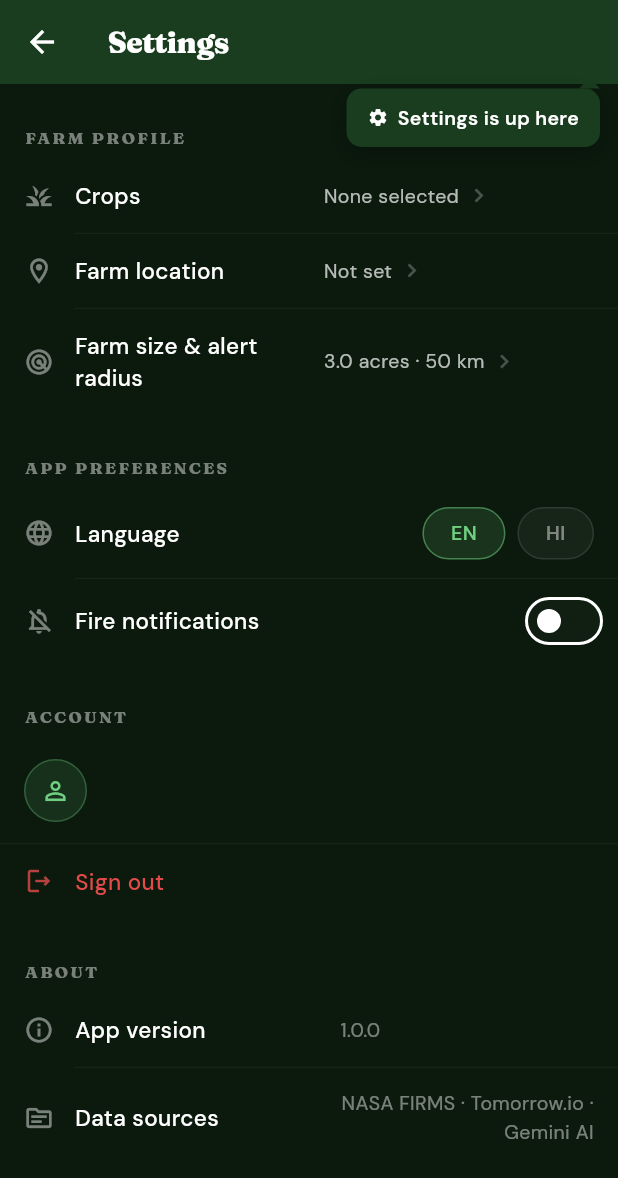
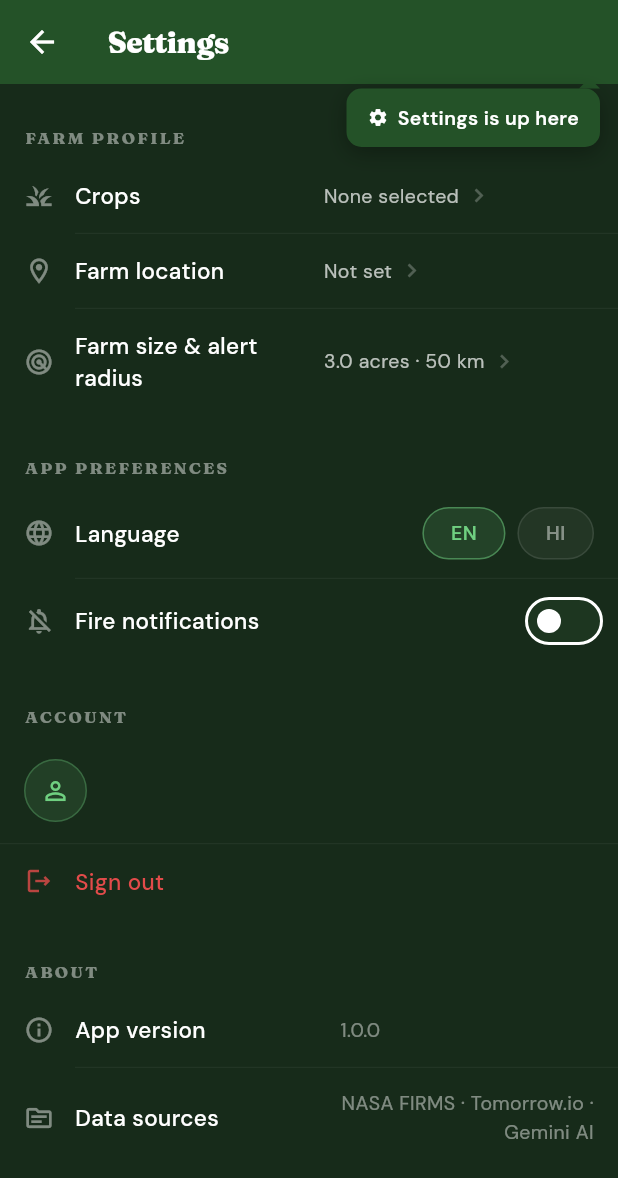
Before and after one commit to Rhythmjain12/AgroShield, a Flutter app: the AppShell screen opened directly, after a tap on the "settings" icon, on a phone screen of 412 x 824 dp. Shown: the top 1178 px of the screen. Run offline on Flutter 3.47's test engine with Material 3 defaults, Android fonts, the phone set to English and light mode, and no system bars; our stand-ins replace cloud_firestore, connectivity_plus, firebase_analytics, firebase_auth, firebase_core, firebase_messaging and 9 more; accounts and stored records are empty.

Commit message:
feat: Kheto rebrand, adaptive icon, splash, recenter button, brighter bg (Chat 10.5)
- Rebrand: app name → Kheto everywhere (AndroidManifest, app.dart, advisor system prompt)
- Home topbar: replaced text with kheto_logo.png (2200×900 crop, height: 44)
- Adaptive icon: ic_launcher_foreground.png at all 5 densities, khetogreen.png
  scaled to 75% of canvas with #47a848 green safe-zone padding; mipmap-anydpi-v26
  XML definitions added; colors.xml updated to exact #47a848
- Android 12 splash: dedicated 1024×1024 ic_splash.png in drawable-nodpi;
  values-v31/styles.xml wires windowSplashScreenAnimatedIcon on API 31+
- Flutter splash: khetogreen.png with cacheHeight:600 + FilterQuality.high
- Fire map: recenter button (bottom-right, My Location icon, animates to farm at zoom 8.5)
- Background brightness: bg #0B1A0D→#172B1A, bgNav #111F12→#1D3620,
  bgTopBar #1A3D1F→#245228; hardcoded weather screen gradient updated to match
- Version bump: 1.0.0+1 → 1.0.1+2

Co-Authored-By: Claude Sonnet 4.6 <noreply@anthropic.com>

```diff
--- a/agroshield/lib/screens/advisor/advisor_screen.dart
+++ b/agroshield/lib/screens/advisor/advisor_screen.dart
@@ -201,7 +201,7 @@ class _AdvisorScreenState extends ConsumerState<AdvisorScreen> {
       fireLine = 'No fires detected nearby.';
     }
 
-    return '''You are AgroShield, an agricultural advisor for Indian farmers. \
+    return '''You are Kheto, an agricultural advisor for Indian farmers. \
 Keep answers brief (3–5 sentences max), practical, and farmer-friendly. Never use jargon.
 
 Farm location: $lat, $lng
--- a/agroshield/lib/screens/fire_map/fire_map_screen.dart
+++ b/agroshield/lib/screens/fire_map/fire_map_screen.dart
@@ -334,6 +334,13 @@ class _FireMapScreenState extends ConsumerState<FireMapScreen> {
     }
   }
 
+  void _recenterMap() {
+    if (_mapController == null || _farmLat == null || _farmLng == null) return;
+    _mapController!.animateCamera(CameraUpdate.newCameraPosition(
+      CameraPosition(target: LatLng(_farmLat!, _farmLng!), zoom: 8.5),
+    ));
+  }
+
   @override
   Widget build(BuildContext context) {
     _lang = ref.watch(languageProvider);
@@ -571,6 +578,25 @@ class _FireMapScreenState extends ConsumerState<FireMapScreen> {
           left: 12,
           bottom: MediaQuery.of(context).padding.bottom + 16,
           child: _buildLegend(),
+        ),
+
+        // Recenter button (bottom-right)
+        Positioned(
+          right: 12,
+          bottom: MediaQuery.of(context).padding.bottom + 16,
+          child: GestureDetector(
+            onTap: _recenterMap,
+            child: Container(
+              width: 44,
+              height: 44,
+              decoration: BoxDecoration(
+                color: AppTheme.bgNav.withValues(alpha: 0.9),
+                shape: BoxShape.circle,
+                border: Border.all(color: AppTheme.accent.withValues(alpha: 0.4)),
+              ),
+              child: const Icon(Icons.my_location, size: 20, color: AppTheme.accent),
+            ),
+          ),
         ),
 
         // No fires notice — slim banner at bottom, map fully accessible
--- a/agroshield/lib/screens/home/home_screen.dart
+++ b/agroshield/lib/screens/home/home_screen.dart
@@ -352,24 +352,7 @@ class _HomeScreenState extends ConsumerState<HomeScreen> {
           padding: const EdgeInsets.fromLTRB(18, 14, 18, 14),
           child: Row(
             children: [
-              RichText(
-                text: TextSpan(children: [
-                  TextSpan(
-                      text: 'Agro',
-                      style: GoogleFonts.fraunces(
-                          fontSize: 21,
-                          fontWeight: FontWeight.w800,
-                          color: Colors.white,
-                          letterSpacing: -0.02 * 21)),
-                  TextSpan(
-                      text: 'Shield',
-                      style: GoogleFonts.fraunces(
-                          fontSize: 21,
-                          fontWeight: FontWeight.w800,
-                          color: AppTheme.accent,
-                          letterSpacing: -0.02 * 21)),
-                ]),
-              ),
+              Image.asset('assets/images/kheto_logo.png', height: 44),
               const Spacer(),
               GestureDetector(
                 onTap: () => Navigator.of(context).push(
--- a/agroshield/lib/screens/weather/weather_screen.dart
+++ b/agroshield/lib/screens/weather/weather_screen.dart
@@ -352,9 +352,9 @@ class _WeatherScreenState extends ConsumerState<WeatherScreen> {
                   begin: Alignment.topLeft,
                   end: Alignment.bottomRight,
                   colors: [
-                    Color(0xFF122416),
-                    Color(0xFF1A3D1F),
-                    Color(0xFF0F2E14),
+                    Color(0xFF1A3020),
+                    Color(0xFF245228),
+                    Color(0xFF172B1A),
                   ],
                 ),
               ),
--- a/agroshield/lib/theme/app_theme.dart
+++ b/agroshield/lib/theme/app_theme.dart
@@ -6,9 +6,9 @@ class AppTheme {
   AppTheme._();
 
   // ── Palette ───────────────────────────────────────────────────────────
-  static const Color bg         = Color(0xFF0B1A0D);
-  static const Color bgNav      = Color(0xFF111F12);
-  static const Color bgTopBar   = Color(0xFF1A3D1F);
+  static const Color bg         = Color(0xFF172B1A);
+  static const Color bgNav      = Color(0xFF1D3620);
+  static const Color bgTopBar   = Color(0xFF245228);
   static const Color accent     = Color(0xFF6FCF80);
   static const Color accentDark = Color(0xFF43A853);
 
--- a/agroshield/pubspec.yaml
+++ b/agroshield/pubspec.yaml
@@ -1,7 +1,7 @@
 name: agroshield
 description: Agricultural fire risk intelligence for Indian smallholder farmers.
 publish_to: 'none'
-version: 1.0.0+1
+version: 1.0.1+2
 
 environment:
   sdk: '>=3.2.0 <4.0.0'
@@ -55,3 +55,4 @@ flutter:
   uses-material-design: true
   assets:
     - assets/icons/
+    - assets/images/
```
Also changed, not shown: agroshield/lib/app.dart (+2 -18 lines), agroshield/assets/images/kheto_logo.png (added), agroshield/assets/images/kheto_splash.png (added), agroshield/assets/images/khetogreen.png (added), 21 other files.
